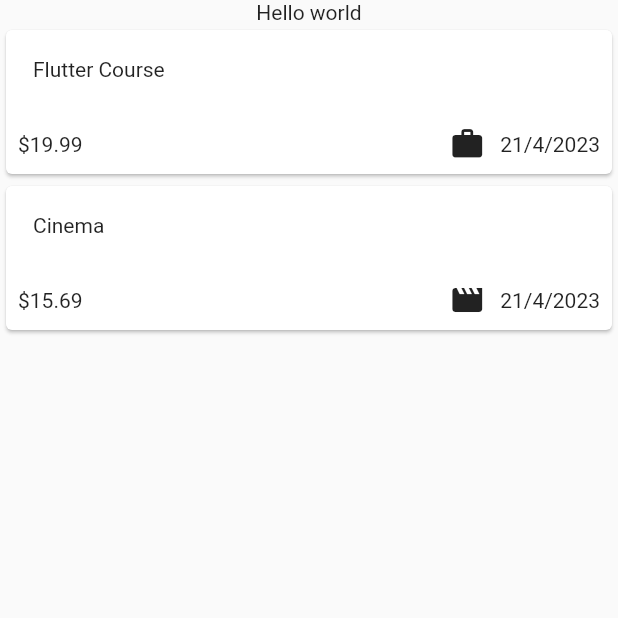
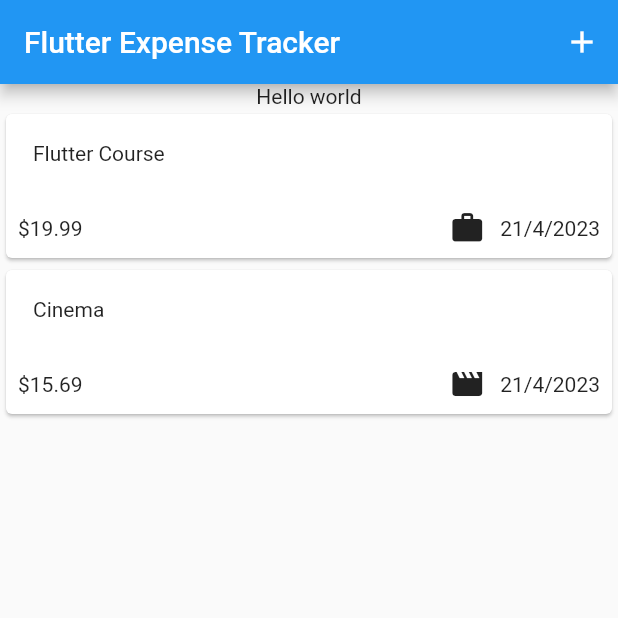
Before and after one commit to tsuna614/flutter_section5, a Flutter app: the screen it shows after launch, on a phone screen of 412 x 824 dp, the top half of it. Run offline on Flutter 3.47's test engine with Material 2 defaults, Android fonts, the phone set to English and light mode, and no system bars.

Commit message:
checkpoint section-5.107: added appbar added IconButton inside Appbar, that trigger a showModalBottomSheet added new_expense.dart, that gets called when showModalBotoomSheet gets triggered added a TextField inside new_expense.dart

```diff
--- a/lib/widgets/expenses.dart
+++ b/lib/widgets/expenses.dart
@@ -1,6 +1,7 @@
 import 'package:flutter/material.dart';
 import '../models/expense.dart';
 import 'expenses_list/expenses_list.dart';
+import './new_expense.dart';
 
 class Expenses extends StatefulWidget {
   const Expenses({super.key});
@@ -24,9 +25,24 @@ class _ExpensesState extends State<Expenses> {
         category: Category.leisure),
   ];
 
+  void _openAddExpenseOverlay() {
+    showModalBottomSheet(
+        context: context, builder: (ctx) => const NewExpense());
+  }
+
   @override
   Widget build(BuildContext context) {
     return Scaffold(
+      appBar: AppBar(
+          title: const Text(
+            "Flutter Expense Tracker",
+          ),
+          actions: [
+            IconButton(
+              onPressed: _openAddExpenseOverlay,
+              icon: const Icon(Icons.add),
+            ),
+          ]),
       body: Column(
         children: [
           const Text("Hello world"),
```
Also changed, not shown: lib/widgets/new_expense.dart (added, +42 -0 lines).
